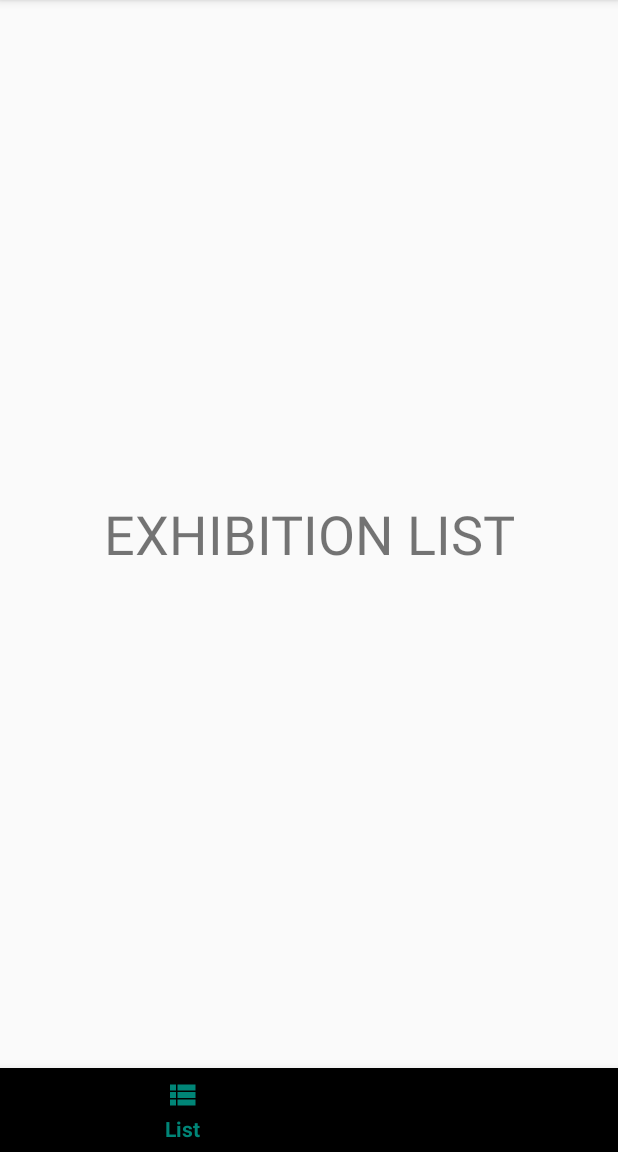
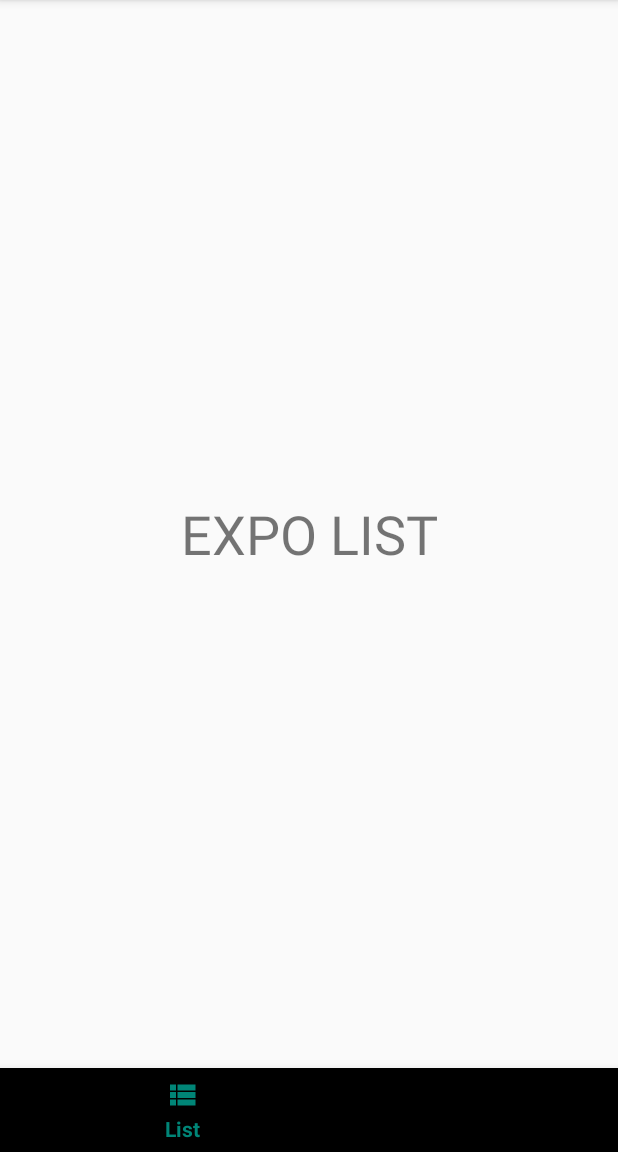
Before and after one commit to hamedshahidi/A.Art, an Android app: the screen it shows after launch (MainActivity), on a phone screen of 412 x 824 dp, the part 84-1236 px from its top. Run offline under Robolectric (Android 15) with nearby library versions, the phone set to English and light mode, and no system bars.

Commit message:
All fragments added for navigation

```diff
--- a/app/src/main/java/com/dne/aart/ExhibitionListFragment.kt
+++ b/app/src/main/java/com/dne/aart/ArtGridFragment.kt
@@ -10,7 +10,7 @@ import kotlinx.android.synthetic.main.activity_main.*
 import kotlinx.android.synthetic.main.fragment_sign_up.view.*
 
 
-class ExhibitionListFragment : Fragment() {
+class ArtGridFragment : Fragment() {
 
 
     override fun onCreate(savedInstanceState: Bundle?) {
@@ -22,7 +22,7 @@ class ExhibitionListFragment : Fragment() {
         savedInstanceState: Bundle?
     ): View? {
         // Inflate the layout for this fragment
-        return inflater.inflate(R.layout.fragment_exhibition_list, container, false)
+        return inflater.inflate(R.layout.fragment_art_grid, container, false)
     }
 
     override fun onViewCreated(view: View, savedInstanceState: Bundle?) {
--- /dev/null
+++ b/app/src/main/java/com/dne/aart/ExpoListFragment.kt
@@ -0,0 +1,28 @@
+package com.dne.aart
+
+import android.os.Bundle
+import androidx.fragment.app.Fragment
+import android.view.LayoutInflater
+import android.view.View
+import android.view.ViewGroup
+
+
+class ExpoListFragment : Fragment() {
+
+
+    override fun onCreate(savedInstanceState: Bundle?) {
+        super.onCreate(savedInstanceState)
+    }
+
+    override fun onCreateView(
+        inflater: LayoutInflater, container: ViewGroup?,
+        savedInstanceState: Bundle?
+    ): View? {
+        // Inflate the layout for this fragment
+        return inflater.inflate(R.layout.fragment_expo_list, container, false)
+    }
+
+    override fun onViewCreated(view: View, savedInstanceState: Bundle?) {
+        super.onViewCreated(view, savedInstanceState)
+    }
+}
--- a/app/src/main/java/com/dne/aart/MainActivity.kt
+++ b/app/src/main/java/com/dne/aart/MainActivity.kt
@@ -25,7 +25,7 @@ class MainActivity : AppCompatActivity() {
 
 
         when (checkSignedIn()) {
-            true -> findNavController(R.id.nav_host_fragment).navigate(R.id.exhibitionListFragment)
+            true -> findNavController(R.id.nav_host_fragment).navigate(R.id.expoListFragment)
             false -> {
                 // Hide bottom nav bar if user is not signed in
                 bottom_nav_view.visibility = GONE
@@ -35,6 +35,7 @@ class MainActivity : AppCompatActivity() {
         }
     }
 
+    // Checks if the user is signed in (for navigation purposes)
     private fun checkSignedIn(): Boolean {
         //TODO() check shared preferences for username. Return true if find one.
         return true
--- a/app/src/main/res/layout/fragment_exhibition_list.xml
+++ b/app/src/main/res/layout/fragment_expo_info.xml
@@ -3,15 +3,14 @@
     xmlns:tools="http://schemas.android.com/tools"
     android:layout_width="match_parent"
     android:layout_height="match_parent"
-    tools:context=".ExhibitionListFragment">
+    tools:context=".ExpoInfoFragment">
 
     <!-- TODO: Update blank fragment layout -->
     <TextView
         android:layout_width="match_parent"
         android:layout_height="match_parent"
+        android:text="EXPO INFO"
         android:gravity="center"
-        android:text="EXHIBITION LIST"
-        android:textAlignment="center"
-        android:textSize="36sp" />
+        android:textSize="36sp"/>
 
 </FrameLayout>
--- /dev/null
+++ b/app/src/main/res/layout/fragment_expo_list.xml
@@ -0,0 +1,17 @@
+<?xml version="1.0" encoding="utf-8"?>
+<FrameLayout xmlns:android="http://schemas.android.com/apk/res/android"
+    xmlns:tools="http://schemas.android.com/tools"
+    android:layout_width="match_parent"
+    android:layout_height="match_parent"
+    tools:context=".ExpoListFragment">
+
+    <!-- TODO: Update blank fragment layout -->
+    <TextView
+        android:layout_width="match_parent"
+        android:layout_height="match_parent"
+        android:gravity="center"
+        android:text="EXPO LIST"
+        android:textAlignment="center"
+        android:textSize="36sp" />
+
+</FrameLayout>
--- a/app/src/main/res/navigation/navigation_graph.xml
+++ b/app/src/main/res/navigation/navigation_graph.xml
@@ -8,10 +8,60 @@
         android:id="@+id/signUpFragment"
         android:name="com.dne.aart.SignUpFragment"
         android:label="fragment_sign_up"
-        tools:layout="@layout/fragment_sign_up" />
+        tools:layout="@layout/fragment_sign_up" >
+        <action
+            android:id="@+id/action_signUpFragment_to_expoListFragment"
+            app:destination="@id/expoListFragment" />
+    </fragment>
     <fragment
-        android:id="@+id/exhibitionListFragment"
-        android:name="com.dne.aart.ExhibitionListFragment"
-        android:label="fragment_exhibition_list"
-        tools:layout="@layout/fragment_exhibition_list" />
+        android:id="@+id/expoListFragment"
+        android:name="com.dne.aart.ExpoListFragment"
+        android:label="fragment_expo_list"
+        tools:layout="@layout/fragment_expo_list" >
+        <action
+            android:id="@+id/action_expoListFragment_to_expoInfoFragment"
+            app:destination="@id/expoInfoFragment" />
+    </fragment>
+    <fragment
+        android:id="@+id/expoInfoFragment"
+        android:name="com.dne.aart.ExpoInfoFragment"
+        android:label="fragment_expo_info"
+        tools:layout="@layout/fragment_expo_info" >
+        <action
+            android:id="@+id/action_expoInfoFragment_to_mapViewFragment"
+            app:destination="@id/mapViewFragment" />
+        <action
+            android:id="@+id/action_expoInfoFragment_to_artListFragment"
+            app:destination="@id/artListFragment" />
+    </fragment>
+    <fragment
+        android:id="@+id/mapViewFragment"
+        android:name="com.dne.aart.MapViewFragment"
+        android:label="fragment_map_view"
+        tools:layout="@layout/fragment_map_view" >
+        <action
+            android:id="@+id/action_mapViewFragment_to_expoInfoFragment"
+            app:destination="@id/expoInfoFragment" />
+        <action
+            android:id="@+id/action_mapViewFragment_to_artListFragment"
+            app:destination="@id/artListFragment" />
+    </fragment>
+    <fragment
+        android:id="@+id/artListFragment"
+        android:name="com.dne.aart.ArtListFragment"
+        android:label="fragment_art_list"
+        tools:layout="@layout/fragment_art_list" >
+        <action
+            android:id="@+id/action_artListFragment_to_camSceneFragment"
+            app:destination="@id/camSceneFragment" />
+    </fragment>
+    <fragment
+        android:id="@+id/camSceneFragment"
+        android:name="com.dne.aart.CamSceneFragment"
+        android:label="fragment_cam_scene"
+        tools:layout="@layout/fragment_cam_scene" >
+        <action
+            android:id="@+id/action_camSceneFragment_to_artListFragment"
+            app:destination="@id/artListFragment" />
+    </fragment>
 </navigation>
```
Also changed, not shown: app/src/main/java/com/dne/aart/ArtListFragment.kt (added, +35 -0 lines), app/src/main/java/com/dne/aart/CamSceneFragment.kt (added, +35 -0 lines), app/src/main/java/com/dne/aart/ExpoInfoFragment.kt (added, +28 -0 lines), app/src/main/java/com/dne/aart/MapViewFragment.kt (added, +35 -0 lines), app/src/main/res/layout/fragment_art_grid.xml (added, +16 -0 lines), app/src/main/res/layout/fragment_art_list.xml (added, +16 -0 lines), app/src/main/res/layout/fragment_cam_scene.xml (added, +16 -0 lines), app/src/main/res/layout/fragment_map_view.xml (added, +14 -0 lines).
